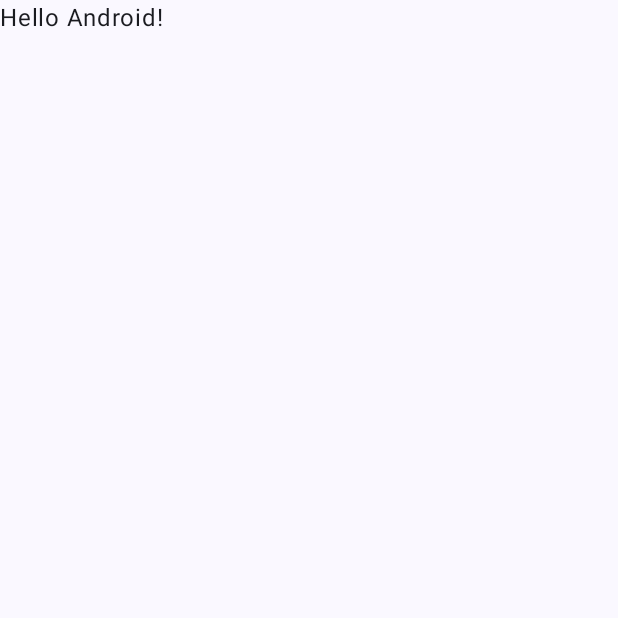
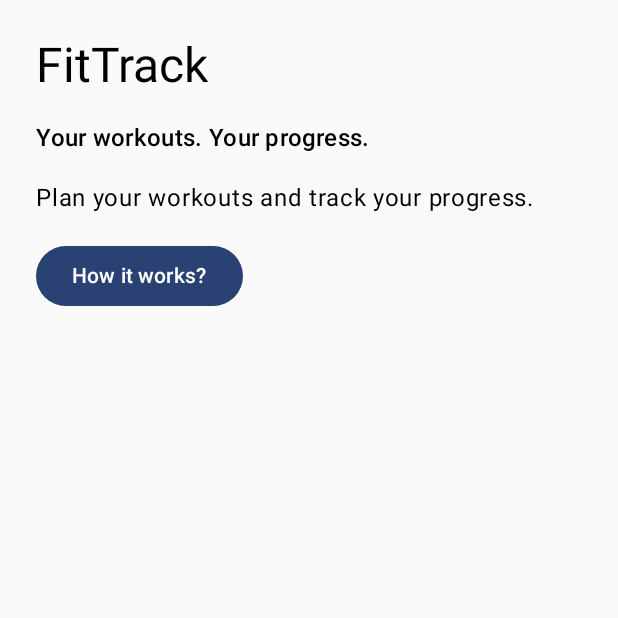
Before and after one commit to zhanibekmb/FitTrack, an Android app built with Jetpack Compose: the screen it shows after launch (MainActivity), on a phone screen of 412 x 824 dp, the top half of it. Before the commit the part shown is almost empty. Run offline under Robolectric (Android 15) with nearby library versions, the phone set to English and light mode, and no system bars.

Commit message:
feat(home): add interactive dashboard screen

```diff
--- a/app/src/main/java/com/example/fittrack/MainActivity.kt
+++ b/app/src/main/java/com/example/fittrack/MainActivity.kt
@@ -11,6 +11,7 @@ import androidx.compose.material3.Text
 import androidx.compose.runtime.Composable
 import androidx.compose.ui.Modifier
 import androidx.compose.ui.tooling.preview.Preview
+import com.example.fittrack.ui.home.HomeScreen
 import com.example.fittrack.ui.theme.FitTrackTheme
 
 class MainActivity : ComponentActivity() {
@@ -19,29 +20,20 @@ class MainActivity : ComponentActivity() {
         enableEdgeToEdge()
         setContent {
             FitTrackTheme {
-                Scaffold(modifier = Modifier.fillMaxSize()) { innerPadding ->
-                    Greeting(
-                        name = "Android",
-                        modifier = Modifier.padding(innerPadding)
-                    )
-                }
+                HomeScreen()
             }
         }
     }
 }
 
 @Composable
-fun Greeting(name: String, modifier: Modifier = Modifier) {
-    Text(
-        text = "Hello $name!",
-        modifier = modifier
-    )
+fun Greeting() {
 }
 
 @Preview(showBackground = true)
 @Composable
 fun GreetingPreview() {
     FitTrackTheme {
-        Greeting("Android")
+        HomeScreen()
     }
 }
--- /dev/null
+++ b/app/src/main/java/com/example/fittrack/ui/home/HomeScreen.kt
@@ -0,0 +1,54 @@
+package com.example.fittrack.ui.home
+
+import androidx.compose.foundation.layout.Arrangement
+import androidx.compose.foundation.layout.Column
+import androidx.compose.foundation.layout.fillMaxSize
+import androidx.compose.foundation.layout.padding
+import androidx.compose.material3.Button
+import androidx.compose.material3.MaterialTheme
+import androidx.compose.material3.Text
+import androidx.compose.runtime.Composable
+import androidx.compose.runtime.getValue
+import androidx.compose.runtime.mutableStateOf
+import androidx.compose.runtime.saveable.rememberSaveable
+import androidx.compose.runtime.setValue
+import androidx.compose.ui.Modifier
+import androidx.compose.ui.unit.dp
+
+@Composable
+fun HomeScreen() {
+    var showDescription by rememberSaveable { mutableStateOf(false) }
+    Column(
+        modifier = Modifier
+            .fillMaxSize()
+            .padding(24.dp),
+        verticalArrangement = Arrangement.spacedBy(16.dp)
+    ) {
+        Text(
+            text = "FitTrack",
+            style = MaterialTheme.typography.headlineLarge
+        )
+        Text(
+            text = "Your workouts. Your progress.",
+            style = MaterialTheme.typography.titleMedium
+        )
+        Text(
+            text = "Plan your workouts and track your progress."
+        )
+
+        Button(
+            onClick = { showDescription = !showDescription }
+        ) {
+            Text(
+                text = if (showDescription) "Hide Description" else "How it works?"
+            )
+        }
+
+        if (showDescription){
+            Text(
+                text = "Create programs, log your sets, " +
+                        "and compare your workout results."
+            )
+        }
+    }
+}
```
